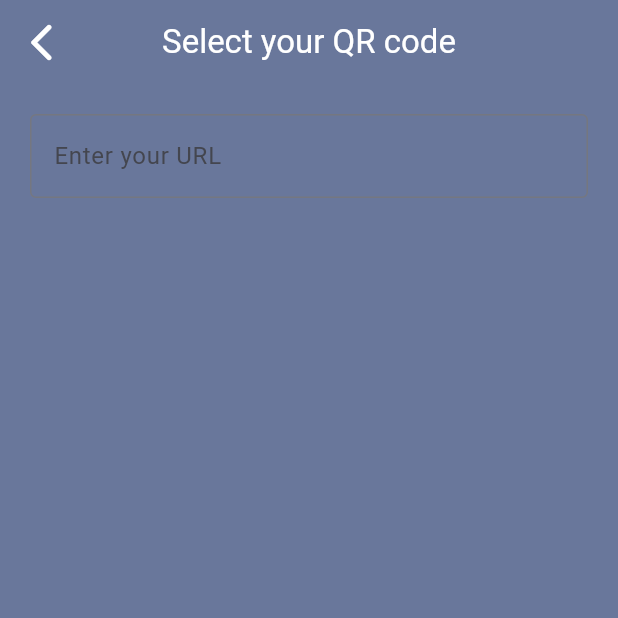
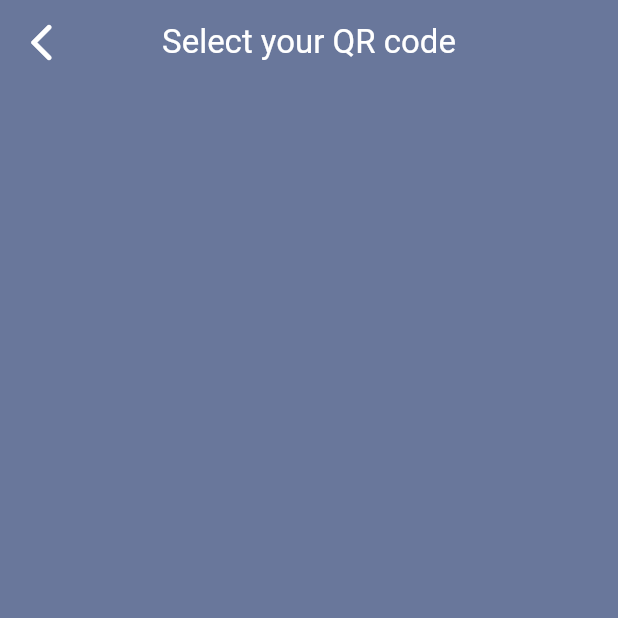
Before and after one commit to TOB-BA/split_a_bill, a Flutter app: the QrCodesPage screen opened directly with empty values, on a phone screen of 412 x 824 dp, the top half of it. Run offline on Flutter 3.47's test engine with Material 2 defaults, Android fonts, the phone set to English and light mode, and no system bars; our stand-ins replace fl_chart, flutter_animate, get_it, google_fonts, injectable, qr_flutter and 1 more; accounts and stored records are empty.

```diff
--- a/lib/pages/qr_codes_page.dart
+++ b/lib/pages/qr_codes_page.dart
@@ -63,13 +63,6 @@ class _QrCodesPageState extends State<QrCodesPage> {
             child: Column(
               crossAxisAlignment: CrossAxisAlignment.center,
               children: [
-                TextField(
-                  controller: controller,
-                  decoration: const InputDecoration(
-                      border: OutlineInputBorder(),
-                      labelText: 'Enter your URL'),
-                ),
-                //This button when pressed navigates to QR code generation
                 Expanded(
                   child: ListView.builder(
                     padding: const EdgeInsets.all(8),
@@ -80,7 +73,7 @@ class _QrCodesPageState extends State<QrCodesPage> {
                         return Column(
                           children: [
                             Text(
-                              user.name,
+                              "${user.name} - € ${user.priceToPay.toStringAsFixed(2)}",
                               style: const TextStyle(
                                 color: Colors.white,
                                 fontSize: 30,
```
